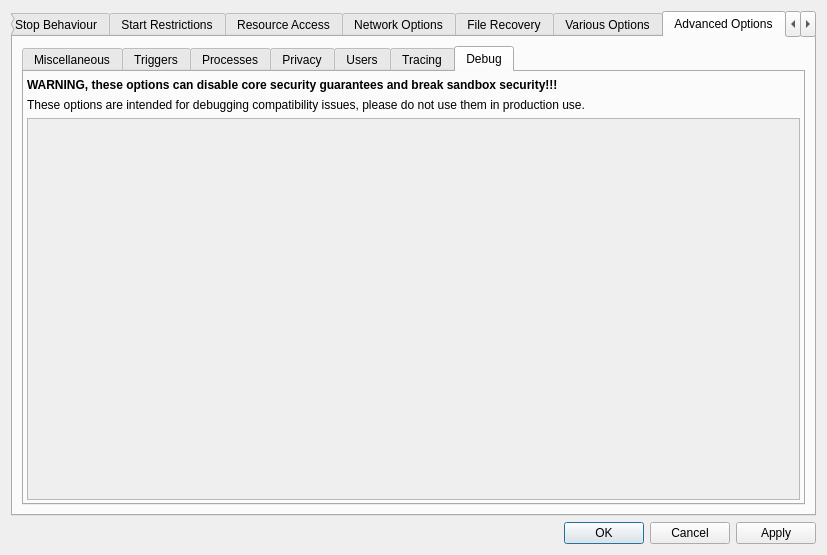
The window that SandboxiePlus/SandMan/Forms/OptionsWindow.ui (sandboxie-plus/Sandboxie) describes before a commit, drawn with Qt 5.
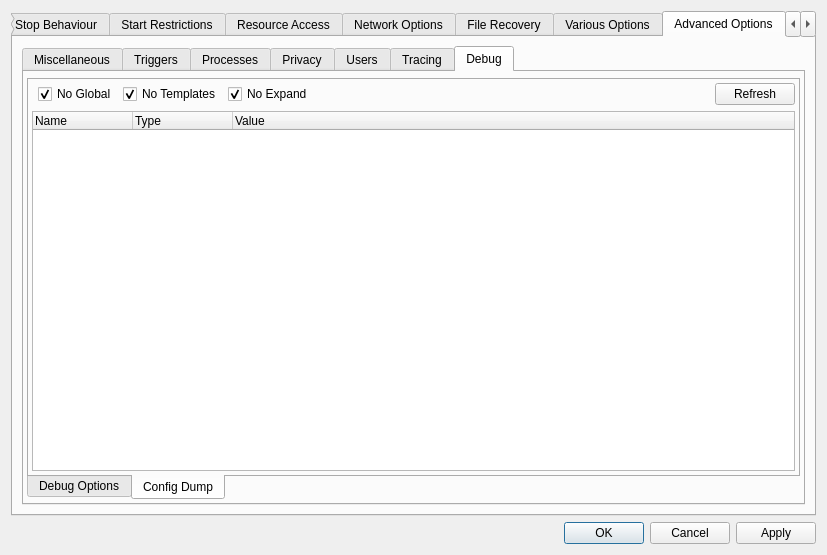
The same window after the commit. The open tabs and pages were chosen to show the change.

Diff of the .ui file:
```diff
--- a/SandboxiePlus/SandMan/Forms/OptionsWindow.ui
+++ b/SandboxiePlus/SandMan/Forms/OptionsWindow.ui
@@ -5467,6 +5467,7 @@
            <widget class="QWidget" name="tabDebug">
             <property name="font">
              <font>
+              <weight>50</weight>
               <bold>false</bold>
               <kerning>true</kerning>
              </font>
@@ -5487,6 +5488,58 @@
              <property name="bottomMargin">
               <number>3</number>
              </property>
+             <item row="0" column="0">
+              <widget class="QTabWidget" name="tabsDebug">
+               <property name="tabPosition">
+                <enum>QTabWidget::South</enum>
+               </property>
+               <property name="currentIndex">
+                <number>0</number>
+               </property>
+               <widget class="QWidget" name="tabDebugConfig">
+                <attribute name="title">
+                 <string>Debug Options</string>
+                </attribute>
+                <layout class="QGridLayout" name="gridLayout_87">
+                 <property name="leftMargin">
+                  <number>3</number>
+                 </property>
+                 <property name="topMargin">
+                  <number>3</number>
+                 </property>
+                 <property name="rightMargin">
+                  <number>3</number>
+                 </property>
+                 <property name="bottomMargin">
+                  <number>3</number>
+                 </property>
+                 <item row="0" column="0">
+                  <widget class="QLabel" name="label_25">
+                   <property name="font">
+                    <font>
+                     <weight>75</weight>
+                     <bold>true</bold>
+                     <kerning>true</kerning>
+                    </font>
+                   </property>
+                   <property name="text">
+                    <string>WARNING, these options can disable core security guarantees and break sandbox security!!!</string>
+                   </property>
+                   <property name="wordWrap">
+                    <bool>true</bool>
+                   </property>
+                  </widget>
+                 </item>
+                 <item row="1" column="0">
+                  <widget class="QLabel" name="label_17">
+                   <property name="text">
+                    <string>These options are intended for debugging compatibility issues, please do not use them in production use. </string>
+                   </property>
+                   <property name="wordWrap">
+                    <bool>true</bool>
+                   </property>
+                  </widget>
+                 </item>
              <item row="2" column="0">
               <widget class="QScrollArea" name="scrollArea">
                <property name="widgetResizable">
@@ -5518,30 +5571,96 @@
                </widget>
               </widget>
              </item>
-             <item row="0" column="0">
-              <widget class="QLabel" name="label_25">
-               <property name="font">
-                <font>
-                 <bold>true</bold>
-                 <kerning>true</kerning>
-                </font>
-               </property>
+                </layout>
+               </widget>
+               <widget class="QWidget" name="tabConfigDump">
+                <attribute name="title">
+                 <string>Config Dump</string>
+                </attribute>
+                <layout class="QGridLayout" name="gridLayout_88">
+                 <property name="leftMargin">
+                  <number>3</number>
+                 </property>
+                 <property name="topMargin">
+                  <number>3</number>
+                 </property>
+                 <property name="rightMargin">
+                  <number>3</number>
+                 </property>
+                 <property name="bottomMargin">
+                  <number>3</number>
+                 </property>
+                 <item row="0" column="4">
+                  <spacer name="horizontalSpacer_25">
+                   <property name="orientation">
+                    <enum>Qt::Horizontal</enum>
+                   </property>
+                   <property name="sizeHint" stdset="0">
+                    <size>
+                     <width>40</width>
+                     <height>20</height>
+                    </size>
+                   </property>
+                  </spacer>
+                 </item>
+                 <item row="0" column="2">
+                  <widget class="QCheckBox" name="chkCfgNoTemplates">
                <property name="text">
-                <string>WARNING, these options can disable core security guarantees and break sandbox security!!!</string>
-               </property>
-               <property name="wordWrap">
+                    <string>No Templates</string>
+                   </property>
+                   <property name="checked">
                 <bool>true</bool>
                </property>
               </widget>
              </item>
-             <item row="1" column="0">
-              <widget class="QLabel" name="label_17">
+                 <item row="0" column="1">
+                  <widget class="QCheckBox" name="chkCfgNoGlobal">
                <property name="text">
-                <string>These options are intended for debugging compatibility issues, please do not use them in production use. </string>
-               </property>
-               <property name="wordWrap">
+                    <string>No Global</string>
+                   </property>
+                   <property name="checked">
                 <bool>true</bool>
                </property>
+                  </widget>
+                 </item>
+                 <item row="0" column="3">
+                  <widget class="QCheckBox" name="chkCfgNoExpand">
+                   <property name="text">
+                    <string>No Expand</string>
+                   </property>
+                   <property name="checked">
+                    <bool>true</bool>
+                   </property>
+                  </widget>
+                 </item>
+                 <item row="0" column="5">
+                  <widget class="QPushButton" name="btnCfgUpdate">
+                   <property name="text">
+                    <string>Refresh</string>
+                   </property>
+                  </widget>
+                 </item>
+                 <item row="1" column="0" colspan="6">
+                  <widget class="QTreeWidget" name="treeCfgDump">
+                   <column>
+                    <property name="text">
+                     <string>Name</string>
+                    </property>
+                   </column>
+                   <column>
+                    <property name="text">
+                     <string>Type</string>
+                    </property>
+                   </column>
+                   <column>
+                    <property name="text">
+                     <string>Value</string>
+                    </property>
+                   </column>
+                  </widget>
+                 </item>
+                </layout>
+               </widget>
               </widget>
              </item>
             </layout>
```
Lines whose indentation alone changed are shown as unchanged.
